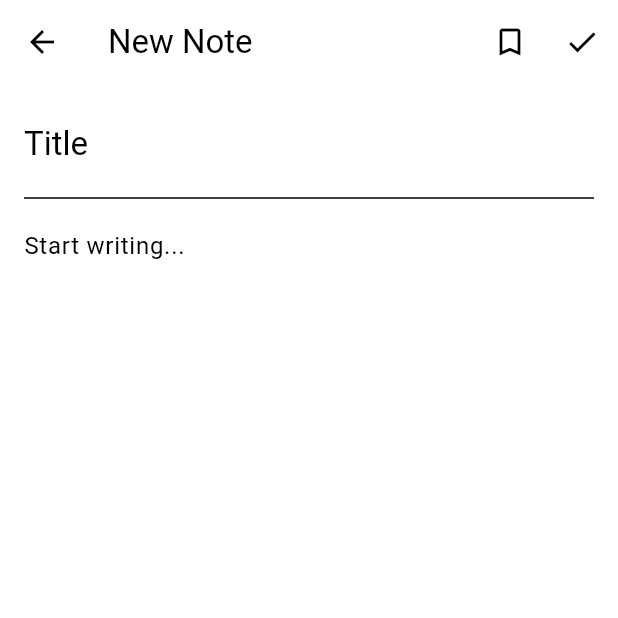
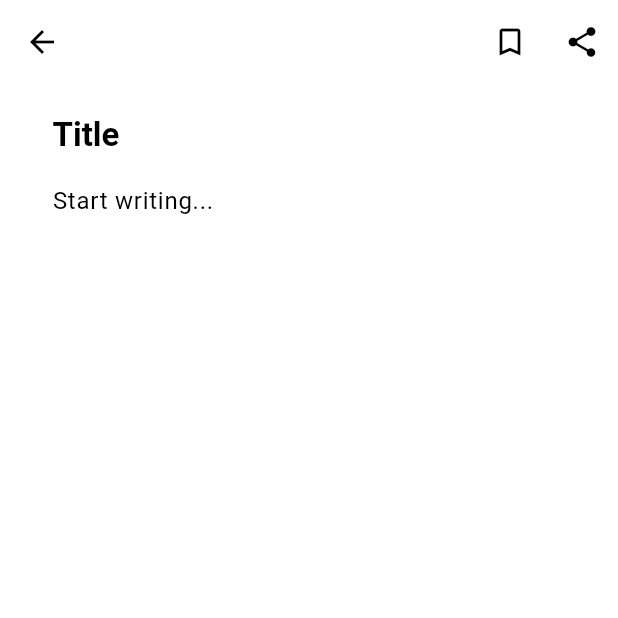
Before and after one commit to ganhuilin015/flutter-note-app, a Flutter app: the screen it shows after launch, after a tap on the "add" icon, on a phone screen of 412 x 824 dp, the top half of it. Run offline on Flutter 3.47's test engine with Material 3 defaults, Android fonts, the phone set to English and light mode, and no system bars; our stand-ins replace flutter_local_notifications, flutter_slidable, hive_ce, hive_ce_flutter, shared_preferences, timezone; accounts and stored records are empty; generated files the repository leaves out were written again.

Commit message:
Change edit notes design

```diff
--- a/lib/screens/checklist_detail_screen.dart
+++ b/lib/screens/checklist_detail_screen.dart
@@ -41,7 +41,6 @@ class _ChecklistDetailScreenState extends State<ChecklistDetailScreen> {
       builder: (context, provider, _) {
         final checklist = provider.checklistById(widget.checklistId);
 
-        // Checklist was deleted (e.g. swiped away) while this screen was open.
         if (checklist == null) {
           WidgetsBinding.instance.addPostFrameCallback((_) {
             if (Navigator.of(context).canPop()) Navigator.of(context).pop();
--- a/lib/screens/checklists_screen.dart
+++ b/lib/screens/checklists_screen.dart
@@ -187,6 +187,7 @@ class ChecklistsScreen extends StatelessWidget {
           body: content,
 
           floatingActionButton: AppFloatingActionButton(
+            tag: 'add_checklist',
             onPressed: () => _promptNewChecklist(context),
           ),
         );
--- a/lib/screens/note_edit_screen.dart
+++ b/lib/screens/note_edit_screen.dart
@@ -5,12 +5,9 @@ import '../models/note.dart';
 import '../providers/notes_provider.dart';
 
 class NoteEditScreen extends StatefulWidget {
-  final Note? note; // null when creating a new note
+  final Note? note;
 
-  const NoteEditScreen({
-    super.key,
-    this.note,
-  });
+  const NoteEditScreen({super.key, this.note});
 
   @override
   State<NoteEditScreen> createState() => _NoteEditScreenState();
@@ -21,6 +18,7 @@ class _NoteEditScreenState extends State<NoteEditScreen> {
   late final TextEditingController _contentController;
 
   bool _isBookmarked = false;
+  String? _autoSavedNoteId;
 
   bool get _isEditing => widget.note != null;
 
@@ -28,80 +26,95 @@ class _NoteEditScreenState extends State<NoteEditScreen> {
   void initState() {
     super.initState();
 
-    _titleController = TextEditingController(
-      text: widget.note?.title ?? '',
-    );
+    _titleController = TextEditingController(text: widget.note?.title ?? '');
 
     _contentController = TextEditingController(
       text: widget.note?.content ?? '',
     );
 
     _isBookmarked = widget.note?.isBookmarked ?? false;
+    _titleController.addListener(_autoSave);
+    _contentController.addListener(_autoSave);
   }
 
   @override
   void dispose() {
+    _titleController.removeListener(_autoSave);
+    _contentController.removeListener(_autoSave);
+
     _titleController.dispose();
     _contentController.dispose();
     super.dispose();
   }
 
-  void _save() {
+  void _autoSave() {
     final title = _titleController.text.trim();
-    final content = _contentController.text.trim();
+    final content = _contentController.text;
 
-    // Don't save completely empty notes.
-    if (title.isEmpty && content.isEmpty) {
-      Navigator.of(context).pop();
+    if (title.isEmpty && content.trim().isEmpty) {
       return;
     }
 
     final provider = context.read<NotesProvider>();
 
+    final finalTitle = title.isEmpty ? 'Untitled' : title;
+
     if (_isEditing) {
       provider.updateNote(
         widget.note!.id,
-        title: title.isEmpty ? 'Untitled' : title,
+        title: finalTitle,
         content: content,
         isBookmarked: _isBookmarked,
       );
     } else {
-      provider.createNote(
-        title: title.isEmpty ? 'Untitled' : title,
+      if (_autoSavedNoteId == null) {
+        final note = provider.createNote(
+          title: finalTitle,
+          content: content,
+          isBookmarked: _isBookmarked,
+        );
+
+        _autoSavedNoteId = note.id;
+      } else {
+        provider.updateNote(
+          _autoSavedNoteId!,
+          title: finalTitle,
           content: content,
           isBookmarked: _isBookmarked,
         );
       }
-
-    Navigator.of(context).pop();
+    }
   }
 
   void _delete() {
     if (!_isEditing) return;
 
-    context.read<NotesProvider>().deleteNote(
-      widget.note!.id,
-    );
+    context.read<NotesProvider>().deleteNote(widget.note!.id);
 
     Navigator.of(context).pop();
   }
 
   @override
   Widget build(BuildContext context) {
+    final themeColors = Theme.of(context).colorScheme;
+
     return Scaffold(
       appBar: AppBar(
-        title: Text(
-          _isEditing ? 'Edit Note' : 'New Note',
-        ),
         actions: [
           IconButton(
             icon: Icon(
-              _isBookmarked
-                  ? Icons.bookmark
-                  : Icons.bookmark_border,
+              _isBookmarked ? Icons.bookmark : Icons.bookmark_border,
+              color: _isBookmarked ? themeColors.primary : null,
             ),
             tooltip: 'Bookmark',
             onPressed: () {
+              final noteId = _isEditing
+                ? widget.note!.id
+                : _autoSavedNoteId;
+
+              if (noteId == null) return;
+              context.read<NotesProvider>().toggleBookmark(noteId);
+
               setState(() {
                 _isBookmarked = !_isBookmarked;
               });
@@ -116,28 +129,30 @@ class _NoteEditScreenState extends State<NoteEditScreen> {
             ),
 
           IconButton(
-            icon: const Icon(Icons.check),
-            tooltip: 'Save',
-            onPressed: _save,
+            icon: const Icon(Icons.share),
+            tooltip: 'Share',
+            onPressed: () {
+              //TODO: share function
+            },
           ),
         ],
       ),
 
-      body: SafeArea(
+      body: Padding(
+        padding: EdgeInsets.all(10),
+        child: SafeArea(
           child: ListView(
-          padding: const EdgeInsets.all(16),
+            padding: const EdgeInsets.symmetric(horizontal: 25),
             children: [
               TextField(
                 controller: _titleController,
-              style: Theme.of(context).textTheme.titleLarge,
+                style: Theme.of(context).textTheme.titleLarge?.copyWith(fontWeight: FontWeight.w600),
                 decoration: const InputDecoration(
                   hintText: 'Title',
                   border: InputBorder.none,
                 ),
                 textCapitalization: TextCapitalization.sentences,
               ),
-
-            const Divider(height: 24),
 
               TextField(
                 controller: _contentController,
@@ -152,6 +167,7 @@ class _NoteEditScreenState extends State<NoteEditScreen> {
             ],
           ),
         ),
+      ),
     );
   }
 }
--- a/lib/screens/notelist_screen.dart
+++ b/lib/screens/notelist_screen.dart
@@ -136,6 +136,7 @@ class NotesList extends StatelessWidget {
           body: content,
 
           floatingActionButton: AppFloatingActionButton(
+            tag: 'add_note',
             onPressed: () {
               Navigator.of(
                 context,
--- a/lib/widgets/floating_action.dart
+++ b/lib/widgets/floating_action.dart
@@ -2,15 +2,18 @@ import 'package:flutter/material.dart';
 
 class AppFloatingActionButton extends StatelessWidget {
   final VoidCallback onPressed;
+  final String tag;
 
   const AppFloatingActionButton({
     super.key,
+    required this.tag,
     required this.onPressed,
   });
 
   @override
   Widget build(BuildContext context) {
     return FloatingActionButton(
+      heroTag: tag,
       onPressed: onPressed,
       elevation: 0.5,
       child: const Icon(Icons.add),
```
Also changed, not shown: lib/providers/notes_provider.dart (+6 -20 lines). Lines whose indentation alone changed are shown as unchanged.
